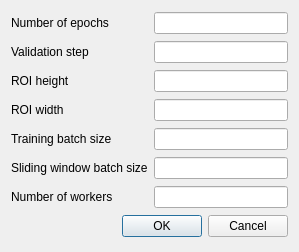
Qt form qu/ui/dialogs/qu_unet_restorer_settings_dialog.ui (aarpon/qu) before a commit.
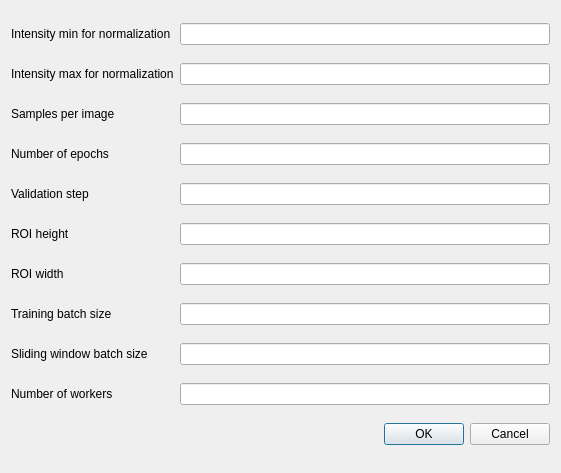
The same form after that commit.

Commit message: Add global dataset normalization to UNet2DRestorer and expose number of samples per image for training.

What changed in the file:
```diff
--- a/qu/ui/dialogs/qu_unet_restorer_settings_dialog.ui
+++ b/qu/ui/dialogs/qu_unet_restorer_settings_dialog.ui
@@ -6,36 +6,22 @@
    <rect>
     <x>0</x>
     <y>0</y>
-    <width>299</width>
-    <height>252</height>
+    <width>561</width>
+    <height>473</height>
    </rect>
   </property>
   <property name="windowTitle">
    <string>U-Net 2D Mapper</string>
   </property>
   <layout class="QGridLayout" name="gridLayout">
-   <item row="5" column="1">
-    <widget class="QLineEdit" name="lineEditROIWidth">
-     <property name="alignment">
-      <set>Qt::AlignRight|Qt::AlignTrailing|Qt::AlignVCenter</set>
-     </property>
-    </widget>
-   </item>
-   <item row="6" column="1">
+   <item row="9" column="1">
     <widget class="QLineEdit" name="leTrainingBatchSize">
      <property name="alignment">
       <set>Qt::AlignRight|Qt::AlignTrailing|Qt::AlignVCenter</set>
      </property>
     </widget>
    </item>
-   <item row="0" column="0">
-    <widget class="QLabel" name="labelNumEpochs">
-     <property name="text">
-      <string>Number of epochs</string>
-     </property>
-    </widget>
-   </item>
-   <item row="9" column="0" colspan="2">
+   <item row="12" column="0" colspan="2">
     <widget class="QDialogButtonBox" name="buttonBox">
      <property name="orientation">
       <enum>Qt::Horizontal</enum>
@@ -45,21 +31,56 @@
      </property>
     </widget>
    </item>
-   <item row="4" column="1">
+   <item row="3" column="0">
+    <widget class="QLabel" name="labelNumEpochs">
+     <property name="text">
+      <string>Number of epochs</string>
+     </property>
+    </widget>
+   </item>
+   <item row="8" column="1">
+    <widget class="QLineEdit" name="lineEditROIWidth">
+     <property name="alignment">
+      <set>Qt::AlignRight|Qt::AlignTrailing|Qt::AlignVCenter</set>
+     </property>
+    </widget>
+   </item>
+   <item row="7" column="1">
     <widget class="QLineEdit" name="lineEditROIHeight">
      <property name="alignment">
       <set>Qt::AlignRight|Qt::AlignTrailing|Qt::AlignVCenter</set>
      </property>
     </widget>
    </item>
-   <item row="6" column="0">
-    <widget class="QLabel" name="label">
+   <item row="4" column="0">
+    <widget class="QLabel" name="labelValidationStep">
      <property name="text">
-      <string>Training batch size</string>
+      <string>Validation step</string>
+     </property>
+    </widget>
+   </item>
+   <item row="7" column="0">
+    <widget class="QLabel" name="labelROIHeight">
+     <property name="text">
+      <string>ROI height</string>
      </property>
     </widget>
    </item>
    <item row="0" column="1">
+    <widget class="QLineEdit" name="leGlobalIntMin">
+     <property name="alignment">
+      <set>Qt::AlignRight|Qt::AlignTrailing|Qt::AlignVCenter</set>
+     </property>
+    </widget>
+   </item>
+   <item row="10" column="0">
+    <widget class="QLabel" name="labelSlidingWindowBatchSize">
+     <property name="text">
+      <string>Sliding window batch size</string>
+     </property>
+    </widget>
+   </item>
+   <item row="3" column="1">
     <widget class="QLineEdit" name="leNumEpochs">
      <property name="inputMethodHints">
       <set>Qt::ImhDigitsOnly|Qt::ImhPreferNumbers</set>
@@ -69,57 +90,78 @@
      </property>
     </widget>
    </item>
+   <item row="1" column="0">
+    <widget class="QLabel" name="labelGlobalIntMax">
+     <property name="text">
+      <string>Intensity max for normalization</string>
+     </property>
+    </widget>
+   </item>
    <item row="1" column="1">
+    <widget class="QLineEdit" name="leGlobalIntMax">
+     <property name="alignment">
+      <set>Qt::AlignRight|Qt::AlignTrailing|Qt::AlignVCenter</set>
+     </property>
+    </widget>
+   </item>
+   <item row="4" column="1">
     <widget class="QLineEdit" name="leValidationStep">
      <property name="alignment">
       <set>Qt::AlignRight|Qt::AlignTrailing|Qt::AlignVCenter</set>
      </property>
     </widget>
    </item>
-   <item row="4" column="0">
-    <widget class="QLabel" name="labelROIHeight">
-     <property name="text">
-      <string>ROI height</string>
-     </property>
-    </widget>
-   </item>
-   <item row="8" column="1">
+   <item row="11" column="1">
     <widget class="QLineEdit" name="leNumWorkers">
      <property name="alignment">
       <set>Qt::AlignRight|Qt::AlignTrailing|Qt::AlignVCenter</set>
      </property>
     </widget>
    </item>
-   <item row="8" column="0">
+   <item row="11" column="0">
     <widget class="QLabel" name="labelNumWorkers">
      <property name="text">
       <string>Number of workers</string>
      </property>
     </widget>
    </item>
-   <item row="1" column="0">
-    <widget class="QLabel" name="labelValidationStep">
+   <item row="10" column="1">
+    <widget class="QLineEdit" name="leSlidingWindowBatchSize">
+     <property name="alignment">
+      <set>Qt::AlignRight|Qt::AlignTrailing|Qt::AlignVCenter</set>
+     </property>
+    </widget>
+   </item>
+   <item row="0" column="0">
+    <widget class="QLabel" name="labelGlobalIntMin">
      <property name="text">
-      <string>Validation step</string>
+      <string>Intensity min for normalization</string>
      </property>
     </widget>
    </item>
-   <item row="5" column="0">
+   <item row="8" column="0">
     <widget class="QLabel" name="labelROIWidth">
      <property name="text">
       <string>ROI width</string>
      </property>
     </widget>
    </item>
-   <item row="7" column="0">
-    <widget class="QLabel" name="labelSlidingWindowBatchSize">
+   <item row="9" column="0">
+    <widget class="QLabel" name="label">
      <property name="text">
-      <string>Sliding window batch size</string>
+      <string>Training batch size</string>
      </property>
     </widget>
    </item>
-   <item row="7" column="1">
-    <widget class="QLineEdit" name="leSlidingWindowBatchSize">
+   <item row="2" column="0">
+    <widget class="QLabel" name="labelNumSamplesPerImage">
+     <property name="text">
+      <string>Samples per image</string>
+     </property>
+    </widget>
+   </item>
+   <item row="2" column="1">
+    <widget class="QLineEdit" name="leSamplesPerImage">
      <property name="alignment">
       <set>Qt::AlignRight|Qt::AlignTrailing|Qt::AlignVCenter</set>
      </property>
```
Left out of the diff: 4 changed lines with no effect on the pictures. The commit also changes 7 other files.
